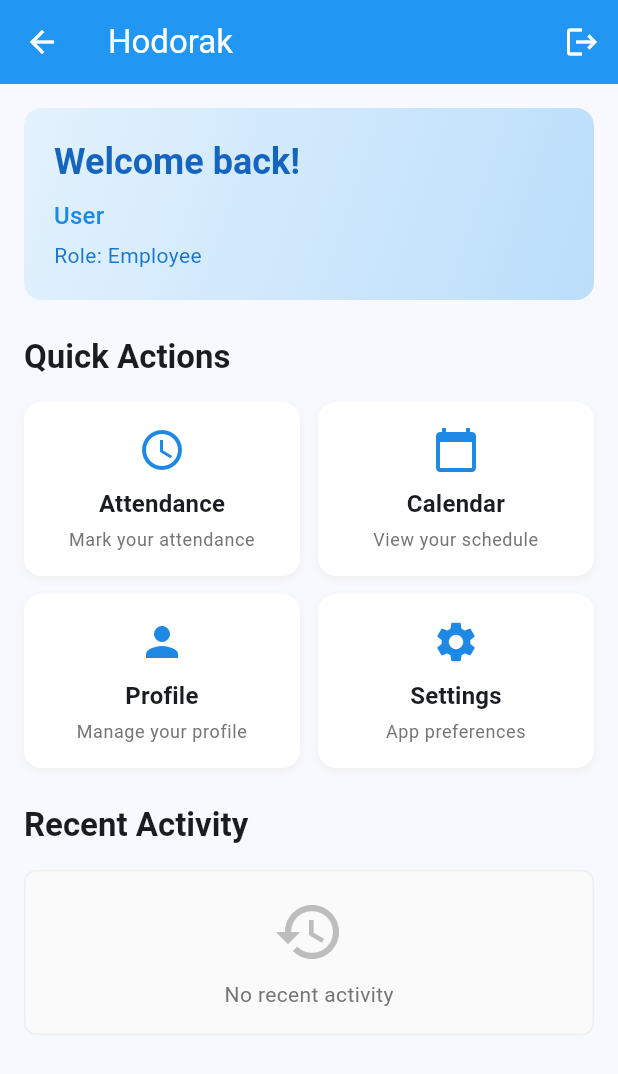
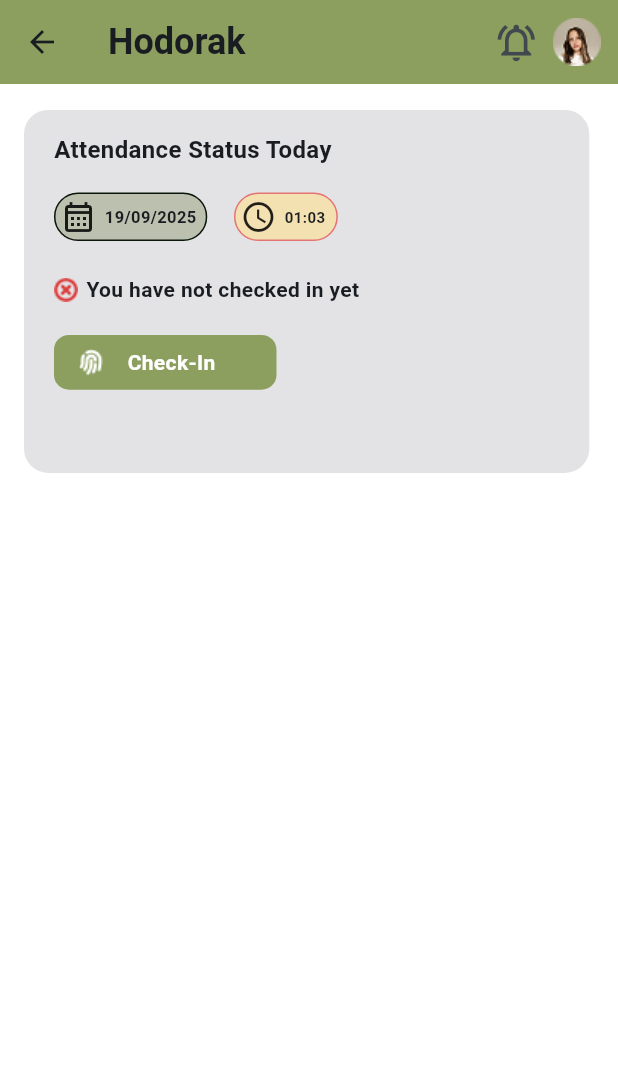
Before and after one commit to He9sham/Hodorak, a Flutter app: the HomeScreen screen opened directly, on a phone screen of 412 x 824 dp. Shown: the top 1074 px of the screen. Run offline on Flutter 3.47's test engine with Material 3 defaults, Android fonts, the phone set to English and light mode, and no system bars; our stand-ins replace animated_splash_screen, flutter_riverpod, flutter_screenutil, font_awesome_flutter, google_fonts, page_transition and 1 more; missing offline and left inert: odoo_rpc; accounts and stored records are empty.

Commit message:
Refactor routing to replace HomeScreen with TestHomeScreen, update routes to reflect changes, and modify SplashScreen to navigate to HomeScreen after splash. Remove unused HomeScreen and SplashView files for cleaner project structure.

```diff
--- a/lib/core/utils/app_router.dart
+++ b/lib/core/utils/app_router.dart
@@ -2,7 +2,7 @@ import 'package:flutter/material.dart';
 import 'package:hodorak/core/utils/routes.dart';
 import 'package:hodorak/features/auth/views/login_screen.dart';
 import 'package:hodorak/features/auth/views/sign_up_screen.dart';
-import 'package:hodorak/features/main_navigation/home_screen.dart';
+import 'package:hodorak/features/main_navigation/test_home_screen.dart';
 import 'package:hodorak/features/main_navigation/admin_dashboard_screen.dart';
 import 'package:hodorak/features/main_navigation/user_dashboard_screen.dart';
 import 'package:hodorak/features/splash_screen/view/splash_screen.dart';
@@ -23,8 +23,8 @@ class AppRouter {
         return MaterialPageRoute(builder: (_) => const SignUpScreen());
       case Routes.loginScreen:
         return MaterialPageRoute(builder: (_) => const LoginScreen());
-      case Routes.homeScreen:
-        return MaterialPageRoute(builder: (_) => const HomeScreen());
+      case Routes.testHomeScreen:
+        return MaterialPageRoute(builder: (_) => const TextHomeScreen());
       case Routes.adminDashboard:
         return MaterialPageRoute(builder: (_) => const AdminDashboardScreen());
       case Routes.userDashboard:
--- a/lib/core/utils/routes.dart
+++ b/lib/core/utils/routes.dart
@@ -3,7 +3,7 @@ class Routes {
   static const String onBoardingScreen = '/onBoardingScreen';
   static const String signupScreen = '/signupScreen';
   static const String loginScreen = '/loginScreen';
-  static const String homeScreen = '/homeScreen';
+  static const String testHomeScreen = '/testhomeScreen';
   static const String adminDashboard = '/admin-dashboard';
   static const String userDashboard = '/user-dashboard';
 }
--- /dev/null
+++ b/lib/features/home/views/home_screen.dart
@@ -0,0 +1,34 @@
+import 'package:flutter/material.dart';
+import 'package:hodorak/core/helper/spacing.dart';
+import 'package:hodorak/features/home/views/widgets/attendance_status.dart';
+
+class HomeScreen extends StatelessWidget {
+  const HomeScreen({super.key});
+
+  @override
+  Widget build(BuildContext context) {
+    return Scaffold(
+      backgroundColor: Colors.white,
+      appBar: AppBar(
+        title: Text(
+          'Hodorak',
+          style: TextStyle(fontSize: 24, fontWeight: FontWeight.bold),
+        ),
+        backgroundColor: Color(0xff8C9F5F),
+        actions: [
+          Icon(Icons.notifications_active_outlined, size: 30),
+          horizontalSpace(8),
+          Container(
+            decoration: BoxDecoration(shape: BoxShape.circle),
+            child: Image.asset("assets/unsplash_CHqrLlwebdM.png", height: 33),
+          ),
+          horizontalSpace(10),
+        ],
+      ),
+      body: Padding(
+        padding: const EdgeInsets.symmetric(horizontal: 16),
+        child: Column(children: [verticalSpace(17), AttendanceStatus()]),
+      ),
+    );
+  }
+}
--- /dev/null
+++ b/lib/features/home/views/widgets/attendance_status.dart
@@ -0,0 +1,123 @@
+import 'package:flutter/material.dart';
+import 'package:flutter_screenutil/flutter_screenutil.dart';
+import 'package:hodorak/core/helper/spacing.dart';
+
+class AttendanceStatus extends StatelessWidget {
+  const AttendanceStatus({super.key});
+
+  @override
+  Widget build(BuildContext context) {
+    return Stack(
+      children: [
+        Container(
+          width: 343.w,
+          height: 242,
+          decoration: BoxDecoration(
+            borderRadius: BorderRadius.circular(16),
+            color: Color.fromARGB(237, 225, 225, 228),
+          ),
+        ),
+        Positioned(
+          left: 20,
+          top: 15,
+          child: Text(
+            'Attendance Status Today',
+            style: TextStyle(fontWeight: FontWeight.w600, fontSize: 16),
+          ),
+        ),
+        Positioned(
+          top: 55,
+          left: 20,
+          child: Container(
+            width: 93.w,
+            height: 32.h,
+            decoration: BoxDecoration(
+              border: Border.all(color: const Color.fromARGB(255, 10, 22, 10)),
+              borderRadius: BorderRadius.circular(16),
+              color: Color.fromARGB(255, 187, 192, 175),
+            ),
+            child: Row(
+              children: [
+                horizontalSpace(3),
+                Icon(Icons.calendar_month_outlined),
+                horizontalSpace(5),
+                Text(
+                  '19/09/2025',
+                  style: TextStyle(
+                    fontSize: 10.sp,
+                    fontWeight: FontWeight.bold,
+                  ),
+                ),
+              ],
+            ),
+          ),
+        ),
+        Positioned(
+          top: 55,
+          left: 140,
+          child: Container(
+            height: 32.h,
+            width: 63.w,
+            decoration: BoxDecoration(
+              color: Color(0xffF4E1B1),
+              borderRadius: BorderRadius.circular(16),
+              border: Border.all(width: 1, color: Colors.red.shade300),
+            ),
+            child: Row(
+              children: [
+                horizontalSpace(3),
+                Icon(Icons.watch_later_outlined),
+                horizontalSpace(5),
+                Text(
+                  '01:03',
+                  style: TextStyle(fontWeight: FontWeight.bold, fontSize: 10),
+                ),
+              ],
+            ),
+          ),
+        ),
+        Positioned(
+          top: 110,
+          left: 20,
+          child: Row(
+            children: [
+              Image.asset('assets/Icon_False.png'),
+              horizontalSpace(5),
+              Text(
+                'You have not checked in yet',
+                style: TextStyle(fontSize: 14, fontWeight: FontWeight.w600),
+              ),
+            ],
+          ),
+        ),
+        Positioned(
+          left: 20,
+          top: 150,
+          child: Container(
+            height: 36.h,
+            width: 135.w,
+            decoration: BoxDecoration(
+              color: Color(0xff8C9F5F),
+              borderRadius: BorderRadius.circular(10),
+            ),
+            child: Row(
+              children: [
+                horizontalSpace(15),
+                Image.asset('assets/print_fing.png'),
+                horizontalSpace(15),
+                Text(
+                  'Check-In',
+                  style: TextStyle(
+                    fontSize: 14,
+                    fontWeight: FontWeight.bold,
+                    color: Colors.white,
+                  ),
+                ),
+              ],
+            ),
+          ),
+        ),
+      ],
+    );
+  }
+}
--- a/lib/features/main_navigation/home_screen.dart
+++ b/lib/features/main_navigation/test_home_screen.dart
@@ -4,8 +4,8 @@ import 'package:hodorak/core/helper/extensions.dart';
 import 'package:hodorak/core/providers/login_notifier.dart';
 import 'package:hodorak/core/utils/routes.dart';
 
-class HomeScreen extends ConsumerWidget {
-  const HomeScreen({super.key});
+class TextHomeScreen extends ConsumerWidget {
+  const TextHomeScreen({super.key});
 
   @override
   Widget build(BuildContext context, WidgetRef ref) {
--- a/lib/features/splash_screen/view/splash_screen.dart
+++ b/lib/features/splash_screen/view/splash_screen.dart
@@ -1,7 +1,8 @@
 import 'package:animated_splash_screen/animated_splash_screen.dart';
 import 'package:flutter/material.dart';
 import 'package:hodorak/features/auth/views/login_screen.dart';
-import 'package:hodorak/features/splash_screen/widgets/splash_view.dart';
+import 'package:hodorak/features/home/views/home_screen.dart';
+import 'package:hodorak/features/splash_screen/view/widgets/splash_view.dart';
 import 'package:page_transition/page_transition.dart';
 
 class SplashScreen extends StatelessWidget {
@@ -11,7 +12,7 @@ class SplashScreen extends StatelessWidget {
     return AnimatedSplashScreen(
       backgroundColor: Colors.white,
       splash: SplashView(),
-      nextScreen: const LoginScreen(),
+      nextScreen: const HomeScreen(),
       splashIconSize: 1000,
       duration: 4000,
       splashTransition: SplashTransition.values[1],
```
Also changed, not shown: assets/Icon_False.png (added), assets/Icon_true.png (added), assets/print_fing.png (added), assets/unsplash_CHqrLlwebdM.png (added), lib/features/splash_screen/view/widgets/splash_view.dart (renamed from lib/features/splash_screen/widgets/splash_view.dart).
